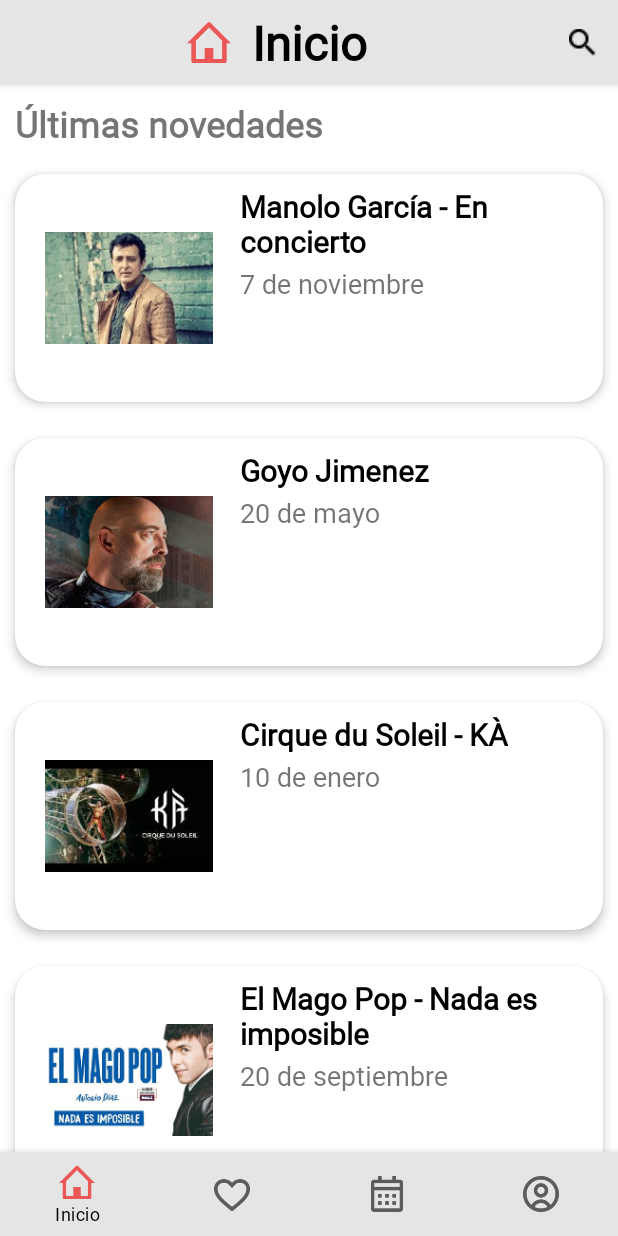
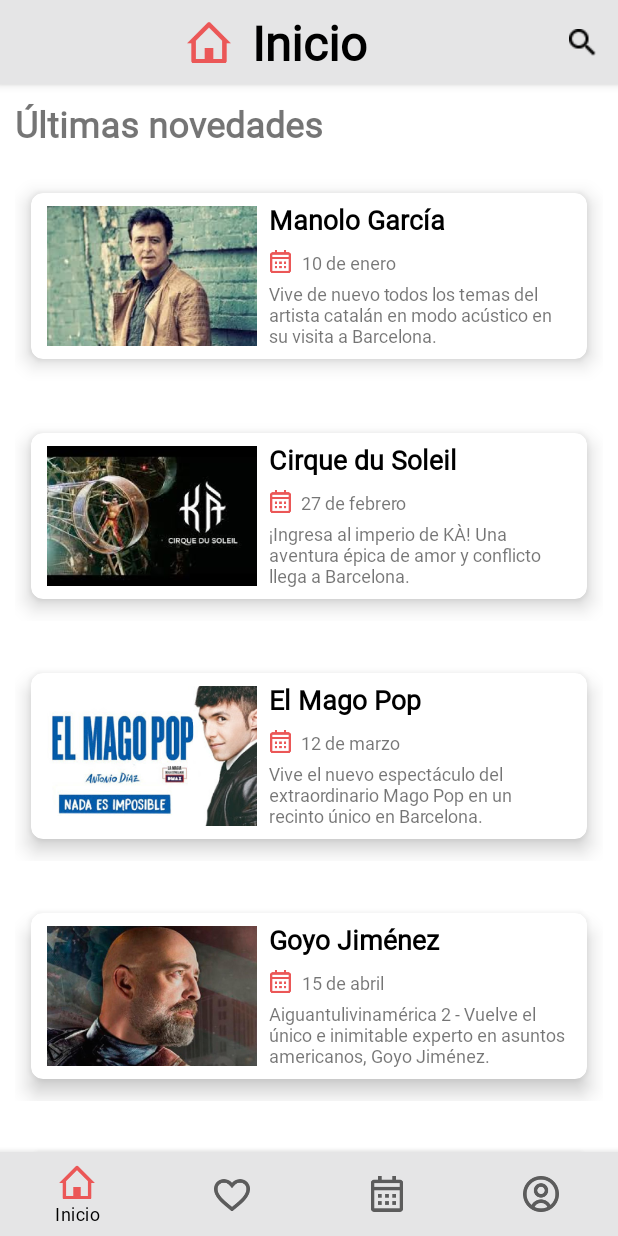
Before and after one commit to Aitor-SP/EventsApp-M8-Firebase, an Android app: the FirstFragment screen opened through its navigation route, on a phone screen of 412 x 824 dp. Run offline under Robolectric (Android 15) with nearby library versions, the phone set to English and light mode, and no system bars; our stand-ins replace navigation-ui.

Commit message:
Upload Cardview fragment

```diff
--- a/app/src/main/java/com/example/eventsapp/Evento.java
+++ b/app/src/main/java/com/example/eventsapp/Evento.java
@@ -4,11 +4,13 @@ public class Evento {
 
     String evento;
     String fecha;
+    String descripcion;
     int imagenEvento;
 
-    public Evento(String evento, String fecha, int imagenEvento) {
+    public Evento(String evento, String fecha, String descripcion, int imagenEvento) {
         this.evento = evento;
         this.fecha = fecha;
+        this.descripcion = descripcion;
         this.imagenEvento = imagenEvento;
     }
 }
--- a/app/src/main/java/com/example/eventsapp/EventoRepository.java
+++ b/app/src/main/java/com/example/eventsapp/EventoRepository.java
@@ -12,14 +12,18 @@ public class EventoRepository {
 
     EventoRepository(){
         List<Evento> eventos = Arrays.asList(
-                new Evento("Manolo García - En concierto","7 de noviembre",R.drawable.manolo),
-                new Evento("Goyo Jimenez","20 de mayo",R.drawable.goyo),
-                new Evento("Cirque du Soleil - KÀ","10 de enero",R.drawable.circo),
-                new Evento("El Mago Pop - Nada es imposible","20 de septiembre",R.drawable.magopop),
-                new Evento("El Tricicle - HITS","20 de diciembre",R.drawable.tricicle),
-                new Evento("J Balvin - Colores","22 de junio",R.drawable.jbalvin),
-                new Evento("Fito & Fitipaldis - En concierto","15 de mayo",R.drawable.fito),
-                new Evento("Unite with Tomorrowland","29 de julio",R.drawable.tomorrowland)
+                new Evento("Manolo García","10 de enero","Vive de nuevo todos los temas del artista catalán en modo acústico en su visita a Barcelona.",R.drawable.manolo),
+                new Evento("Cirque du Soleil","27 de febrero","¡Ingresa al imperio de KÀ! Una aventura épica de amor y conflicto llega a Barcelona.",R.drawable.circo),
+                new Evento("El Mago Pop","12 de marzo","Vive el nuevo espectáculo del extraordinario Mago Pop en un recinto único en Barcelona.",R.drawable.magopop),
+                new Evento("Goyo Jiménez","15 de abril","Aiguantulivinamérica 2 - Vuelve el único e inimitable experto en asuntos americanos, Goyo Jiménez.",R.drawable.goyo),
+                new Evento("Susans Red Nipples","21 de mayo","Conoce a este pintoresco grupo rock-punk en un concierto único.",R.drawable.susans),
+                new Evento("J Balvin","9 de junio","J Balvin aterriza en Barcelona presentando Colores, su nuevo álbum.",R.drawable.jbalvin),
+                new Evento("Unite with Tomorrowland","29 de julio","Vive la experiencia Tomorrowland al ritmo de tus djs preferidos y tops mundiales.",R.drawable.tomorrowland),
+                new Evento("El Rey León","5 de agosto","Descubre todo sobre el musical que ya han disfrutado cerca de 5.000.000 de espectadores en nuestro país.",R.drawable.reyleon),
+                new Evento("Love the 90's","3 de septiembre","El mayor festival de los 90 con tres escenarios con lo mejor del dance, del pop/rock y los hits del verano.",R.drawable.love90),
+                new Evento("El Tricicle","21 de octubre","Lo mejor de lo mejor de Tricicle, o casi, durante tiempo limitado.",R.drawable.tricicle),
+                new Evento("Martita de Graná","29 de noviembre","La humorista revoluciona el mundo de la comedia con su desparpajo y naturalidad.",R.drawable.martita),
+                new Evento("Fito & Fitipaldis","10 de diciembre","Presentando el último disco llegan a Barcelona para hacer cantar y tararear sus temas a todo el mundo.",R.drawable.fito)
         );
 
         eventosLiveData = new MutableLiveData<>(eventos);
--- a/app/src/main/java/com/example/eventsapp/FirstFragment.java
+++ b/app/src/main/java/com/example/eventsapp/FirstFragment.java
@@ -65,6 +65,7 @@ public class FirstFragment extends Fragment {
 
             holder.binding.evento.setText(evento.evento);
             holder.binding.fecha.setText(evento.fecha);
+            holder.binding.descripcion.setText(evento.descripcion);
 
             Glide.with(FirstFragment.this).load(evento.imagenEvento).into(holder.binding.imagenEvento);
         }
--- a/app/src/main/res/layout/viewholder_evento.xml
+++ b/app/src/main/res/layout/viewholder_evento.xml
@@ -1,61 +1,105 @@
 <?xml version="1.0" encoding="utf-8"?>
-<androidx.cardview.widget.CardView xmlns:android="http://schemas.android.com/apk/res/android"
+<androidx.constraintlayout.widget.ConstraintLayout
+    xmlns:android="http://schemas.android.com/apk/res/android"
+    xmlns:app="http://schemas.android.com/apk/res-auto"
+    xmlns:tools="http://schemas.android.com/tools"
     android:layout_width="match_parent"
     android:layout_height="wrap_content"
-    xmlns:app="http://schemas.android.com/apk/res-auto"
-    android:animateLayoutChanges="true"
-    app:cardCornerRadius="20dp"
-    app:cardElevation="4dp"
-    app:cardUseCompatPadding="true">
+    android:padding="10dp">
 
-    <LinearLayout
+    <androidx.cardview.widget.CardView
         android:layout_width="match_parent"
         android:layout_height="wrap_content"
         android:animateLayoutChanges="true"
-        android:orientation="vertical">
-        <RelativeLayout
+        app:cardCornerRadius="8dp"
+        app:cardElevation="8dp"
+        app:cardUseCompatPadding="true"
+        app:layout_constraintBottom_toBottomOf="parent"
+        app:layout_constraintEnd_toEndOf="parent"
+        app:layout_constraintStart_toStartOf="parent"
+        app:layout_constraintTop_toTopOf="parent">
+
+        <androidx.constraintlayout.widget.ConstraintLayout
             android:layout_width="match_parent"
-            android:layout_height="wrap_content"
-            android:padding="6dp"
-            android:orientation="horizontal">
+            android:layout_height="match_parent"
+            android:padding="5dp">
 
             <ImageView
                 android:id="@+id/imagenEvento"
                 android:layout_width="140dp"
-                android:layout_height="140dp"
-                android:layout_alignParentStart="true"
-                android:layout_centerVertical="true"
-                android:layout_gravity="center"
-                android:paddingLeft="14dp"
-                android:paddingRight="14dp"
-                android:contentDescription="@string/imagenEvento" />
+                android:layout_height="100dp"
+                android:layout_marginStart="5dp"
+                android:contentDescription="@string/imagenEvento"
+                app:layout_constraintBottom_toBottomOf="parent"
+                app:layout_constraintStart_toStartOf="parent"
+                app:layout_constraintTop_toTopOf="parent"
+                app:srcCompat="@drawable/ic_launcher_background" />
 
-            <LinearLayout
+            <TextView
+                android:id="@+id/evento"
+                android:layout_width="0dp"
+                android:layout_height="wrap_content"
+                android:layout_marginStart="8dp"
+                android:layout_marginEnd="8dp"
+                android:fontFamily="@font/roboto"
+                android:text="EVENTO PRUBEA"
+                android:textColor="@color/black"
+                android:textSize="18sp"
+                android:textStyle="bold"
+                app:layout_constraintBottom_toBottomOf="parent"
+                app:layout_constraintEnd_toEndOf="parent"
+                app:layout_constraintHorizontal_bias="0.0"
+                app:layout_constraintStart_toEndOf="@+id/imagenEvento"
+                app:layout_constraintTop_toTopOf="parent"
+                app:layout_constraintVertical_bias="0.0" />
+
+            <TextView
+                android:id="@+id/fecha"
                 android:layout_width="wrap_content"
                 android:layout_height="wrap_content"
-                android:layout_alignParentTop="true"
-                android:layout_marginStart="4dp"
-                android:layout_marginTop="2dp"
-                android:layout_toEndOf="@id/imagenEvento"
-                android:orientation="vertical">
+                android:layout_marginTop="8dp"
+                android:fontFamily="@font/roboto"
+                android:text="FECHA EVENTO"
+                android:textSize="12sp"
+                app:layout_constraintBottom_toBottomOf="parent"
+                app:layout_constraintEnd_toEndOf="parent"
+                app:layout_constraintHorizontal_bias="0.05"
+                app:layout_constraintStart_toEndOf="@+id/imageView9"
+                app:layout_constraintTop_toBottomOf="@+id/evento"
+                app:layout_constraintVertical_bias="0.0" />
 
-                <TextView
-                    android:id="@+id/evento"
-                    android:layout_width="match_parent"
-                    android:layout_height="wrap_content"
-                    android:layout_marginBottom="2dp"
-                    android:textColor="@color/black"
-                    android:textSize="20sp"
-                    android:textStyle="bold" />
+            <TextView
+                android:id="@+id/descripcion"
+                android:layout_width="0dp"
+                android:layout_height="wrap_content"
+                android:layout_marginStart="8dp"
+                android:layout_marginTop="4dp"
+                android:layout_marginEnd="8dp"
+                android:fontFamily="@font/roboto"
+                android:text="DESCRIPCION"
+                android:textSize="12sp"
+                app:layout_constraintEnd_toEndOf="parent"
+                app:layout_constraintHorizontal_bias="0.0"
+                app:layout_constraintStart_toEndOf="@+id/imagenEvento"
+                app:layout_constraintTop_toBottomOf="@+id/fecha" />
 
-                <TextView
-                    android:id="@+id/fecha"
-                    android:layout_width="match_parent"
-                    android:layout_height="wrap_content"
-                    android:textSize="18sp"/>
-            </LinearLayout>
+            <ImageView
+                android:id="@+id/imageView9"
+                android:layout_width="15dp"
+                android:layout_height="15dp"
+                android:layout_marginStart="8dp"
+                android:layout_marginTop="8dp"
+                app:layout_constraintBottom_toBottomOf="parent"
+                app:layout_constraintStart_toEndOf="@+id/imagenEvento"
+                app:layout_constraintTop_toBottomOf="@+id/evento"
+                app:layout_constraintVertical_bias="0.0"
+                app:srcCompat="@drawable/ic_calendar"
+                app:tint="@color/rojo_events"
+                android:contentDescription="@string/agendaevento" />
 
-        </RelativeLayout>
-    </LinearLayout>
 
-</androidx.cardview.widget.CardView>
+        </androidx.constraintlayout.widget.ConstraintLayout>
+
+    </androidx.cardview.widget.CardView>
+
+</androidx.constraintlayout.widget.ConstraintLayout>
--- a/app/src/main/res/values-night/strings.xml
+++ b/app/src/main/res/values-night/strings.xml
@@ -43,4 +43,5 @@
     <string name="imagenEvento">imagenEvento</string>
     <string name="fecha_evento">Fecha evento</string>
     <string name="prueba_evento">Prueba Evento</string>
+    <string name="agendaevento">agendaevento</string>
 </resources>
--- a/app/src/main/res/values/strings.xml
+++ b/app/src/main/res/values/strings.xml
@@ -46,4 +46,5 @@
     <string name="imagenEvento">imagenEvento</string>
     <string name="fecha_evento">Fecha evento</string>
     <string name="prueba_evento">Prueba Evento</string>
+    <string name="agendaevento">agendaevento</string>
 </resources>
```
Also changed, not shown: app/src/main/res/drawable/love90.png (added), app/src/main/res/drawable/martita.png (added), app/src/main/res/drawable/reyleon.png (added), app/src/main/res/drawable/susans.png (added).
